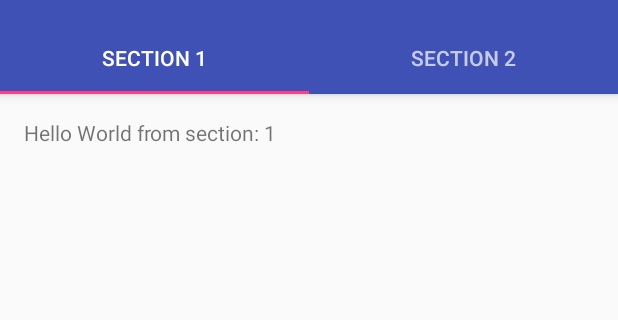
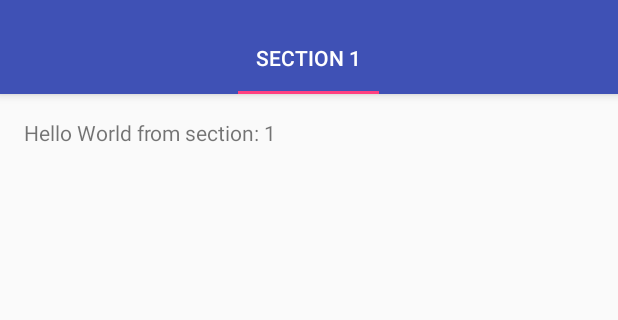
Before and after one commit to SmileyJoe/app_android_app_list, an Android app: the screen it shows after launch (MainActivity), on a phone screen of 412 x 824 dp, the part 74-394 px from its top. Run offline under Robolectric (Android 15) with nearby library versions, the phone set to English and light mode, and no system bars; libraries missing offline, so code that uses them is left out: za.co.smileyjoedev; 2 statements that could not run were skipped.

```diff
--- a/app/build.gradle
+++ b/app/build.gradle
@@ -26,5 +26,6 @@ dependencies {
     })
     compile 'com.android.support:appcompat-v7:25.3.1'
     compile 'com.android.support:design:25.3.1'
+    compile 'za.co.smileyjoedev.lib:debug:1.0.0'
     testCompile 'junit:junit:4.12'
 }
--- /dev/null
+++ b/app/src/main/java/io/smileyjoe/applist/BaseApplication.java
@@ -0,0 +1,19 @@
+package io.smileyjoe.applist;
+
+import android.app.Application;
+
+import za.co.smileyjoedev.lib.debug.Debug;
+
+/**
+ * Created by cody on 2018/07/03.
+ */
+
+public class BaseApplication extends Application {
+
+    @Override
+    public void onCreate() {
+        super.onCreate();
+
+        Debug.init(getApplicationContext());
+    }
+}
--- a/app/src/main/java/io/smileyjoe/applist/MainActivity.java
+++ b/app/src/main/java/io/smileyjoe/applist/activity/MainActivity.java
@@ -1,4 +1,4 @@
-package io.smileyjoe.applist;
+package io.smileyjoe.applist.activity;
 
 import android.support.design.widget.TabLayout;
 import android.support.design.widget.FloatingActionButton;
@@ -19,6 +19,7 @@ import android.view.ViewGroup;
 
 import android.widget.TextView;
 
+import io.smileyjoe.applist.R;
 import io.smileyjoe.applist.adapter.PagerAdapterMain;
 import io.smileyjoe.applist.fragment.AppListFragment;
 
--- a/app/src/main/java/io/smileyjoe/applist/adapter/PagerAdapterMain.java
+++ b/app/src/main/java/io/smileyjoe/applist/adapter/PagerAdapterMain.java
@@ -23,7 +23,7 @@ public class PagerAdapterMain extends FragmentPagerAdapter {
 
     @Override
     public int getCount() {
-        return 2;
+        return 1;
     }
 
     @Override
@@ -31,8 +31,6 @@ public class PagerAdapterMain extends FragmentPagerAdapter {
         switch (position) {
             case 0:
                 return "SECTION 1";
-            case 1:
-                return "SECTION 2";
         }
         return null;
     }
--- a/app/src/main/java/io/smileyjoe/applist/fragment/AppListFragment.java
+++ b/app/src/main/java/io/smileyjoe/applist/fragment/AppListFragment.java
@@ -1,14 +1,23 @@
 package io.smileyjoe.applist.fragment;
 
+import android.content.Context;
+import android.content.pm.ApplicationInfo;
+import android.content.pm.PackageInfo;
+import android.content.pm.PackageManager;
 import android.os.Bundle;
 import android.support.v4.app.Fragment;
+import android.util.Log;
 import android.view.LayoutInflater;
 import android.view.View;
 import android.view.ViewGroup;
 import android.widget.TextView;
 
-import io.smileyjoe.applist.MainActivity;
+import java.util.List;
+
 import io.smileyjoe.applist.R;
+import io.smileyjoe.applist.object.AppDetail;
+import io.smileyjoe.applist.util.PackageUtil;
+import za.co.smileyjoedev.lib.debug.Debug;
 
 /**
  * Created by cody on 2018/07/03.
@@ -38,4 +47,12 @@ public class AppListFragment extends Fragment {
         return rootView;
     }
 
+    @Override
+    public void onAttach(Context context) {
+        super.onAttach(context);
+        List<AppDetail> appDetails = PackageUtil.getInstalledApplications(context.getPackageManager());
+
+        Debug.d(appDetails);
+    }
+
 }
--- /dev/null
+++ b/app/src/main/java/io/smileyjoe/applist/object/AppDetail.java
@@ -0,0 +1,58 @@
+package io.smileyjoe.applist.object;
+
+import android.content.Intent;
+import android.graphics.drawable.Drawable;
+
+/**
+ * Created by cody on 2018/07/03.
+ */
+
+public class AppDetail {
+
+    private String mName;
+    private String mPackage;
+    private Intent mLaunchActivity;
+    private Drawable mIcon;
+
+    public void setName(String name) {
+        mName = name;
+    }
+
+    public void setPackage(String aPackage) {
+        mPackage = aPackage;
+    }
+
+    public void setLaunchActivity(Intent launchActivity) {
+        mLaunchActivity = launchActivity;
+    }
+
+    public void setIcon(Drawable icon) {
+        mIcon = icon;
+    }
+
+    public String getName() {
+        return mName;
+    }
+
+    public String getPackage() {
+        return mPackage;
+    }
+
+    public Intent getLaunchActivity() {
+        return mLaunchActivity;
+    }
+
+    public Drawable getIcon() {
+        return mIcon;
+    }
+
+    @Override
+    public String toString() {
+        return "AppDetail{" +
+                "name='" + getName() + '\'' +
+                ", package='" + getPackage() + '\'' +
+                ", launchActivity=" + (getLaunchActivity() != null) +
+                ", icon=" + (getIcon() != null) +
+                '}';
+    }
+}
--- /dev/null
+++ b/app/src/main/java/io/smileyjoe/applist/util/PackageUtil.java
@@ -0,0 +1,43 @@
+package io.smileyjoe.applist.util;
+
+import android.content.pm.ApplicationInfo;
+import android.content.pm.PackageInfo;
+import android.content.pm.PackageManager;
+import android.util.Log;
+
+import java.util.ArrayList;
+import java.util.List;
+
+import io.smileyjoe.applist.object.AppDetail;
+
+/**
+ * Created by cody on 2018/07/03.
+ */
+
+public class PackageUtil {
+
+    private PackageUtil(){}
+
+    public static List<AppDetail> getInstalledApplications(PackageManager packageManager){
+        List<AppDetail> appDetails = new ArrayList<>();
+        List<PackageInfo> packages = packageManager.getInstalledPackages(0);
+
+        for (PackageInfo packageInfo : packages) {
+            if ((packageInfo.applicationInfo.flags & ApplicationInfo.FLAG_SYSTEM) == 0){
+                AppDetail app = new AppDetail();
+                app.setPackage(packageInfo.packageName);
+                app.setName(packageInfo.applicationInfo.loadLabel(packageManager).toString());
+                app.setLaunchActivity(packageManager.getLaunchIntentForPackage(packageInfo.packageName));
+                try {
+                    app.setIcon(packageManager.getApplicationIcon(app.getPackage()));
+                }catch (PackageManager.NameNotFoundException e){
+                    // do nothing, just don't add an icon //
+                }
+
+                appDetails.add(app);
+            }
+        }
+
+        return appDetails;
+    }
+}
--- a/app/src/main/res/layout/activity_main.xml
+++ b/app/src/main/res/layout/activity_main.xml
@@ -6,7 +6,7 @@
                                                  android:layout_width="match_parent"
                                                  android:layout_height="match_parent"
                                                  android:fitsSystemWindows="true"
-                                                 tools:context="io.smileyjoe.applist.MainActivity">
+                                                 tools:context="io.smileyjoe.applist.activity.MainActivity">
 
     <android.support.design.widget.AppBarLayout
         android:id="@+id/appbar"
--- a/app/src/main/res/layout/fragment_main.xml
+++ b/app/src/main/res/layout/fragment_main.xml
@@ -6,7 +6,7 @@
                 android:paddingLeft="@dimen/activity_horizontal_margin"
                 android:paddingRight="@dimen/activity_horizontal_margin"
                 android:paddingTop="@dimen/activity_vertical_margin"
-                tools:context="io.smileyjoe.applist.MainActivity$PlaceholderFragment">
+                tools:context="io.smileyjoe.applist.activity.MainActivity$PlaceholderFragment">
 
     <TextView
         android:id="@+id/section_label"
--- a/app/src/main/res/menu/menu_main.xml
+++ b/app/src/main/res/menu/menu_main.xml
@@ -1,7 +1,7 @@
 <menu xmlns:android="http://schemas.android.com/apk/res/android"
       xmlns:app="http://schemas.android.com/apk/res-auto"
       xmlns:tools="http://schemas.android.com/tools"
-      tools:context="io.smileyjoe.applist.MainActivity">
+      tools:context="io.smileyjoe.applist.activity.MainActivity">
     <item
         android:id="@+id/action_settings"
         android:orderInCategory="100"
```
Also changed, not shown: app/src/main/AndroidManifest.xml (+7 -2 lines).
